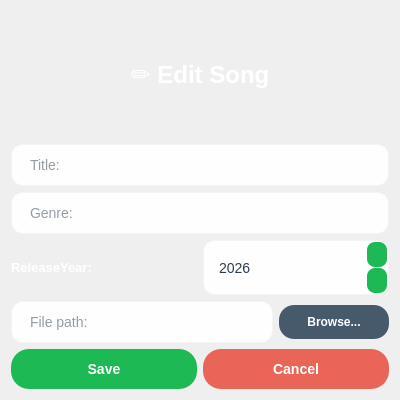
The window that Spotify/editsongdialog.ui (Razatak186/Spotify-Project) describes before a commit, drawn with Qt 5.
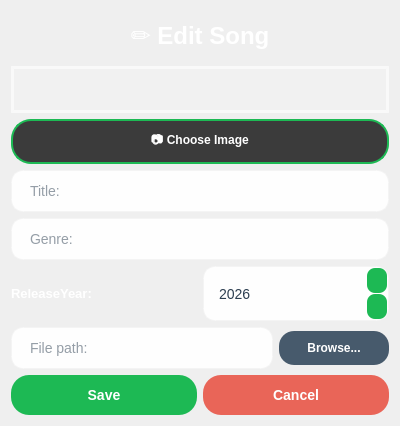
The same window after the commit.

Commit message: song image created.

Diff of the .ui file:
```diff
--- a/Spotify/editsongdialog.ui
+++ b/Spotify/editsongdialog.ui
@@ -43,6 +43,65 @@
        </property>
       </widget>
      </item>
+     <item>
+      <widget class="QLabel" name="imageLabel">
+       <property name="styleSheet">
+        <string notr="true">QLabel#imageLabel {
+    background-color: rgba(255, 255, 255, 0.15);
+    border: 3px solid rgba(255, 255, 255, 0.6);
+    border-radius: 50px;
+    color: white;
+    font-size: 36px;
+}</string>
+       </property>
+       <property name="text">
+        <string/>
+       </property>
+       <property name="alignment">
+        <set>Qt::AlignmentFlag::AlignCenter</set>
+       </property>
+      </widget>
+     </item>
+     <item>
+      <widget class="QPushButton" name="chooseImageButton">
+       <property name="styleSheet">
+        <string notr="true">QPushButton {
+
+background-color: #3b3b3b;
+
+color: white;
+
+border: 2px solid #1DB954;
+
+border-radius: 20px;
+
+padding: 10px 20px;
+
+font-weight: bold;
+
+}
+
+
+
+QPushButton:hover {
+
+background-color: #4a4a4a;
+
+}
+
+
+
+QPushButton:pressed {
+
+background-color: #2a2a2a;
+
+}</string>
+       </property>
+       <property name="text">
+        <string>📷 Choose Image</string>
+       </property>
+      </widget>
+     </item>
      <item>
       <widget class="QLineEdit" name="titleEdit">
        <property name="styleSheet">
```
The commit also changes 12 other files.
